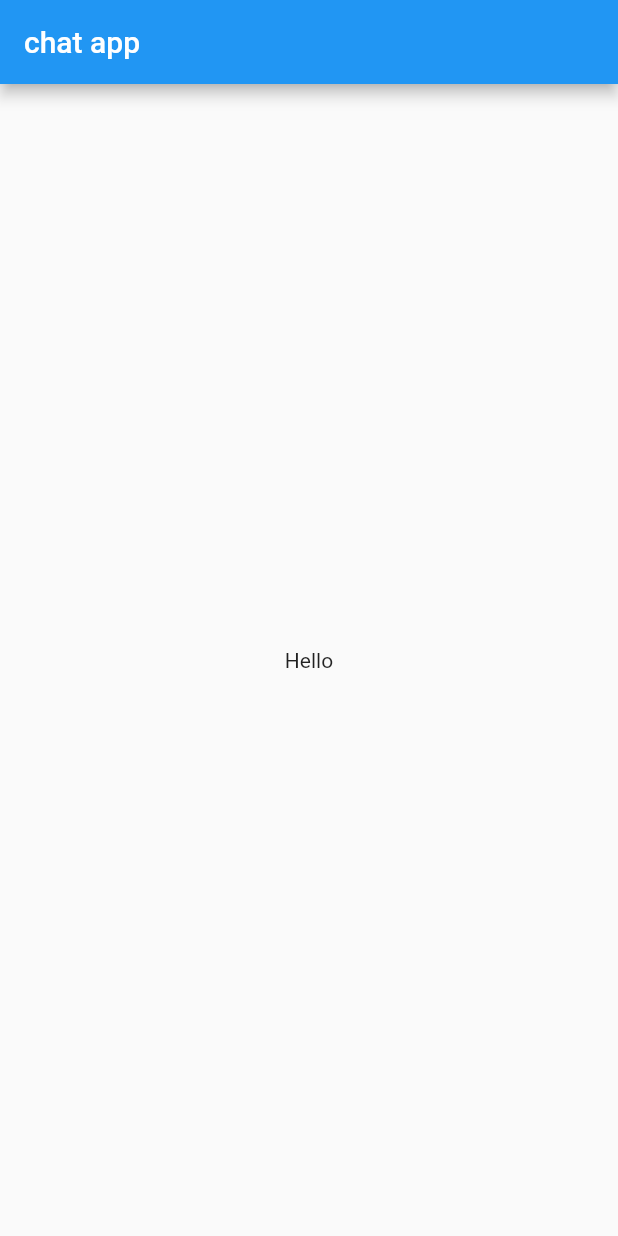
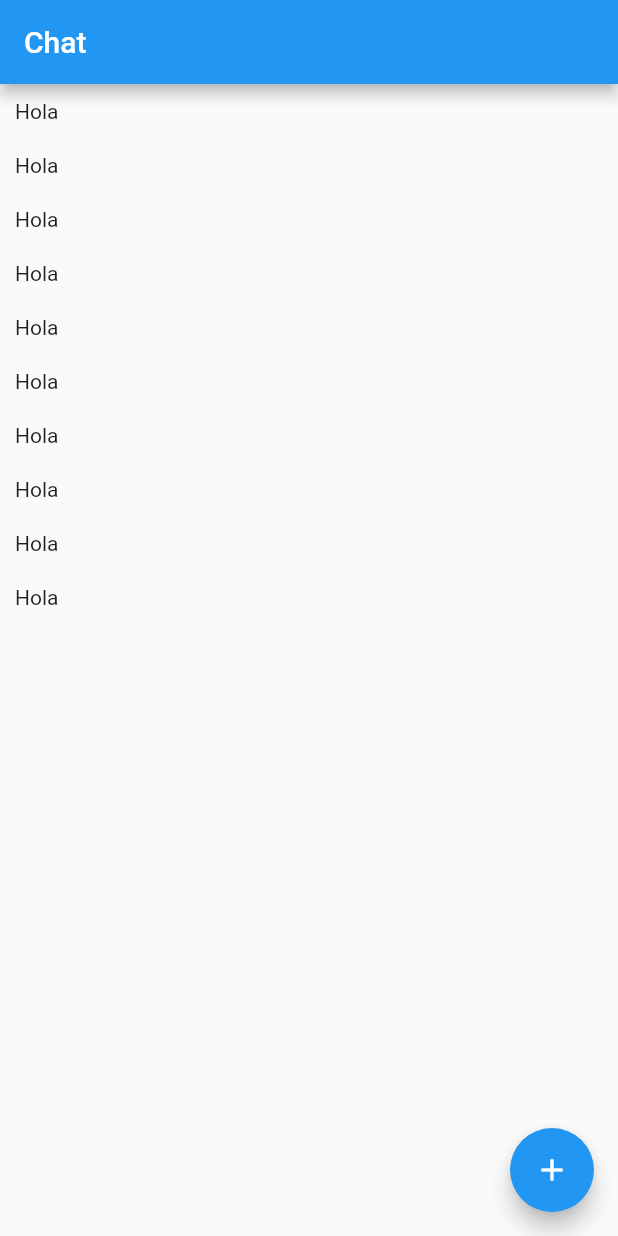
Before and after one commit to ishanknijhawan/BookLord, a Flutter app: the screen it shows after launch, on a phone screen of 412 x 824 dp. Run offline on Flutter 3.47's test engine with Material 2 defaults, Android fonts, the phone set to English and light mode, and no system bars; our stand-ins replace cloud_firestore; accounts and stored records are empty.

Commit message:
flutter firebase begins

```diff
--- a/lib/main.dart
+++ b/lib/main.dart
@@ -1,4 +1,6 @@
 import 'package:flutter/material.dart';
+
+import './screens/chat_screen.dart';
 
 void main() {
   runApp(MyApp());
@@ -9,14 +11,11 @@ class MyApp extends StatelessWidget {
   Widget build(BuildContext context) {
     return MaterialApp(
       title: 'Chat App',
-      home: Scaffold(
-        appBar: AppBar(
-          title: Text('chat app'),
-        ),
-        body: Center(
-          child: Text('Hello'),
-        ),
-      ),
+      debugShowCheckedModeBanner: false,
+      home: ChatScreen(),
+      routes: {
+        ChatScreen.routeName: (context) => ChatScreen(),
+      },
     );
   }
 }
--- /dev/null
+++ b/lib/screens/chat_screen.dart
@@ -0,0 +1,36 @@
+import 'package:flutter/material.dart';
+import 'package:cloud_firestore/cloud_firestore.dart';
+
+class ChatScreen extends StatelessWidget {
+  static const routeName = '/chatScreen';
+  @override
+  Widget build(BuildContext context) {
+    return Scaffold(
+      appBar: AppBar(
+        title: Text('Chat'),
+      ),
+      body: ListView.builder(
+        itemCount: 10,
+        itemBuilder: (context, index) => Container(
+          child: Padding(
+            padding: EdgeInsets.all(10),
+            child: Text('Hola'),
+          ),
+        ),
+      ),
+      floatingActionButton: FloatingActionButton(
+        child: Icon(Icons.add),
+        onPressed: () {
+          Firestore.instance
+              .collection('chats/EPm2rHc5LsxeCDrplh8c/messages')
+              .snapshots()
+              .listen((data) {
+            data.documents.forEach((element) {
+              print(element['text']);
+            });
+          });
+        },
+      ),
+    );
+  }
+}
```
Also changed, not shown: pubspec.yaml (+41 -42 lines), pubspec.lock, 4 other files.
